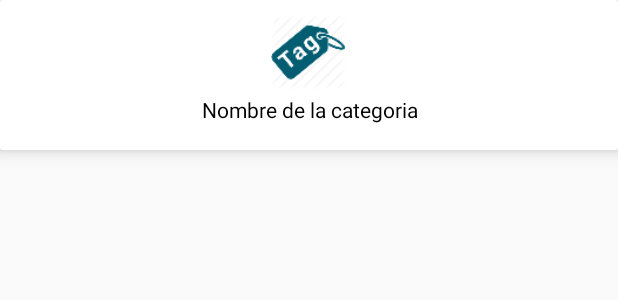
After one commit to cccorona/DirectorioApp, an Android app: the layout category_element_layout.xml on its own in the app's theme, with its tools: preview values and no code run, on a phone screen of 412 x 824 dp. The commit adds this screen. Shown: the top 300 px of the screen. Run offline under Robolectric (Android 15) with nearby library versions, the phone set to English and light mode, and no system bars.

Commit message:
Add firebase database , category activity

```diff
--- a/app/build.gradle
+++ b/app/build.gradle
@@ -29,5 +29,11 @@ dependencies {
     compile 'com.android.support:design:25.3.1'
     compile 'com.android.support:cardview-v7:25.3.1'
     compile 'com.android.support:recyclerview-v7:25.3.1'
+    compile 'com.squareup.picasso:picasso:2.5.2'
+    compile 'com.google.firebase:firebase-database:11.0.4'
+    compile 'com.google.firebase:firebase-crash:11.0.4'
+
+
     testCompile 'junit:junit:4.12'
 }
+apply plugin: 'com.google.gms.google-services'
--- a/app/src/main/AndroidManifest.xml
+++ b/app/src/main/AndroidManifest.xml
@@ -13,7 +13,8 @@
             android:name=".MainActivity"
             android:label="@string/title_activity_main"
             android:theme="@style/AppTheme.NoActionBar" />
-        <activity android:name=".activities.SplashActivity">
+        <activity android:name=".activities.SplashActivity"
+            >
             <intent-filter>
                 <action android:name="android.intent.action.MAIN" />
 
--- a/app/src/main/java/mx/com/cesarcorona/directorio/MainActivity.java
+++ b/app/src/main/java/mx/com/cesarcorona/directorio/MainActivity.java
@@ -1,5 +1,6 @@
 package mx.com.cesarcorona.directorio;
 
+import android.content.Intent;
 import android.os.Bundle;
 import android.support.design.widget.FloatingActionButton;
 import android.support.design.widget.Snackbar;
@@ -13,6 +14,8 @@ import android.support.v7.app.AppCompatActivity;
 import android.support.v7.widget.Toolbar;
 import android.view.Menu;
 import android.view.MenuItem;
+
+import mx.com.cesarcorona.directorio.activities.CategoriaActivity;
 
 public class MainActivity extends AppCompatActivity
         implements NavigationView.OnNavigationItemSelectedListener {
@@ -103,7 +106,8 @@ public class MainActivity extends AppCompatActivity
         categoriaCard.setOnClickListener(new View.OnClickListener() {
             @Override
             public void onClick(View view) {
-
+                Intent categorysActivity = new Intent(MainActivity.this, CategoriaActivity.class);
+                startActivity(categorysActivity);
             }
         });
     }
--- a/app/src/main/java/mx/com/cesarcorona/directorio/activities/SplashActivity.java
+++ b/app/src/main/java/mx/com/cesarcorona/directorio/activities/SplashActivity.java
@@ -21,7 +21,7 @@ public class SplashActivity extends AppCompatActivity{
 
 
         public static final String TAG = SplashActivity.class.getSimpleName();
-        private static final long SPLASH_SCREEN_DELAY = 3000;
+        private static final long SPLASH_SCREEN_DELAY = 1000;
 
 
         @Override
--- /dev/null
+++ b/app/src/main/res/layout/category_element_layout.xml
@@ -0,0 +1,48 @@
+<?xml version="1.0" encoding="utf-8"?>
+<LinearLayout xmlns:android="http://schemas.android.com/apk/res/android"
+    xmlns:app="http://schemas.android.com/apk/res-auto"
+    xmlns:card_view="http://schemas.android.com/tools"
+    android:orientation="horizontal"
+    android:layout_width="match_parent"
+    android:layout_height="match_parent">
+
+
+    <android.support.v7.widget.CardView
+        android:id="@+id/categoria_card_view"
+        android:layout_width="0dp"
+        android:layout_weight="1"
+        android:layout_height="100dp"
+        app:cardElevation="7dp"
+        card_view:cardCornerRadius="4dp">
+
+        <LinearLayout
+            android:layout_gravity="center"
+            android:orientation="vertical"
+            android:layout_width="match_parent"
+            android:layout_height="wrap_content">
+
+            <ImageView
+                android:id="@+id/category_icon"
+                android:layout_marginTop="10dp"
+                android:src="@drawable/categoria"
+                android:layout_gravity="center_horizontal"
+                android:layout_width="50dp"
+                android:layout_height="50dp" />
+            <TextView
+                android:id="@+id/category_title"
+                android:textAlignment="center"
+                android:padding="3dp"
+                android:layout_gravity="center_horizontal"
+                android:text="Nombre de la categoria"
+                android:lines="2"
+                style="@style/MainTextStyleOption"
+                android:layout_width="wrap_content"
+                android:layout_height="wrap_content" />
+
+        </LinearLayout>
+
+
+    </android.support.v7.widget.CardView>
+
+
+</LinearLayout>
--- a/app/src/main/res/layout/splash_activity_layout.xml
+++ b/app/src/main/res/layout/splash_activity_layout.xml
@@ -9,11 +9,11 @@
 
 
     <ImageView
-        android:background="#433433"
-        android:scaleType="centerCrop"
+        android:src="@drawable/fondo"
+        android:scaleType="fitCenter"
         android:layout_centerInParent="true"
         android:layout_alignParentTop="true"
-        android:layout_width="match_parent"
+        android:layout_width="200dp"
         android:layout_height="match_parent" />
 
 
--- a/build.gradle
+++ b/build.gradle
@@ -6,6 +6,8 @@ buildscript {
     }
     dependencies {
         classpath 'com.android.tools.build:gradle:2.3.3'
+        classpath 'com.google.gms:google-services:3.1.0'
+
 
         // NOTE: Do not place your application dependencies here; they belong
         // in the individual module build.gradle files
```
Also changed, not shown: app/src/main/java/mx/com/cesarcorona/directorio/activities/CategoriaActivity.java (+69 -0 lines), app/src/main/java/mx/com/cesarcorona/directorio/adapter/CategoryAdapter.java (added, +54 -0 lines), app/src/main/java/mx/com/cesarcorona/directorio/pojo/Categoria.java (added, +47 -0 lines), app/src/main/res/layout/activity_categoria.xml (+17 -4 lines), 1 other file.
